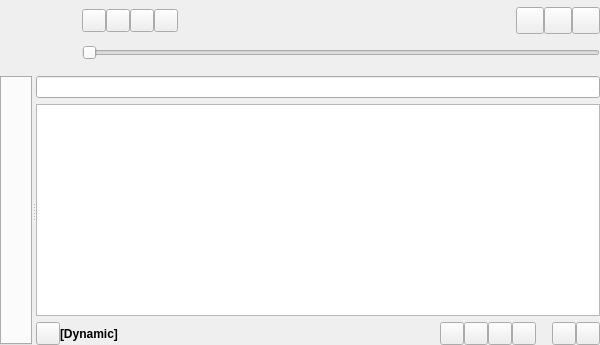
polpo/cantata-mac, file gui/mainwindow.ui: the form before one commit.
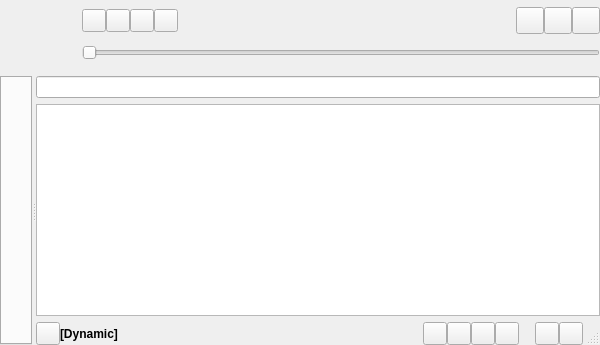
The form after the commit. Custom widgets are drawn as their Qt base class.

Commit message: Add QSizeGrip to bottom right of mainwindow.

```diff
--- a/gui/mainwindow.ui
+++ b/gui/mainwindow.ui
@@ -273,6 +273,22 @@
          <item>
           <widget class="ToolButton" name="clearPlayQueueButton"/>
          </item>
+         <item>
+          <layout class="QVBoxLayout" name="sglayout">
+           <property name="margin">
+            <number>0</number>
+           </property>
+           <property name="spacing">
+            <number>0</number>
+           </property>
+           <item>
+           <widget class="QWidget" name="padding"/>
+           </item>
+           <item>
+            <widget class="QSizeGrip" name="sizeGrip"/>
+           </item>
+          </layout>
+         </item>
         </layout>
        </item>
       </layout>
```
The commit also changes 1 other file.
